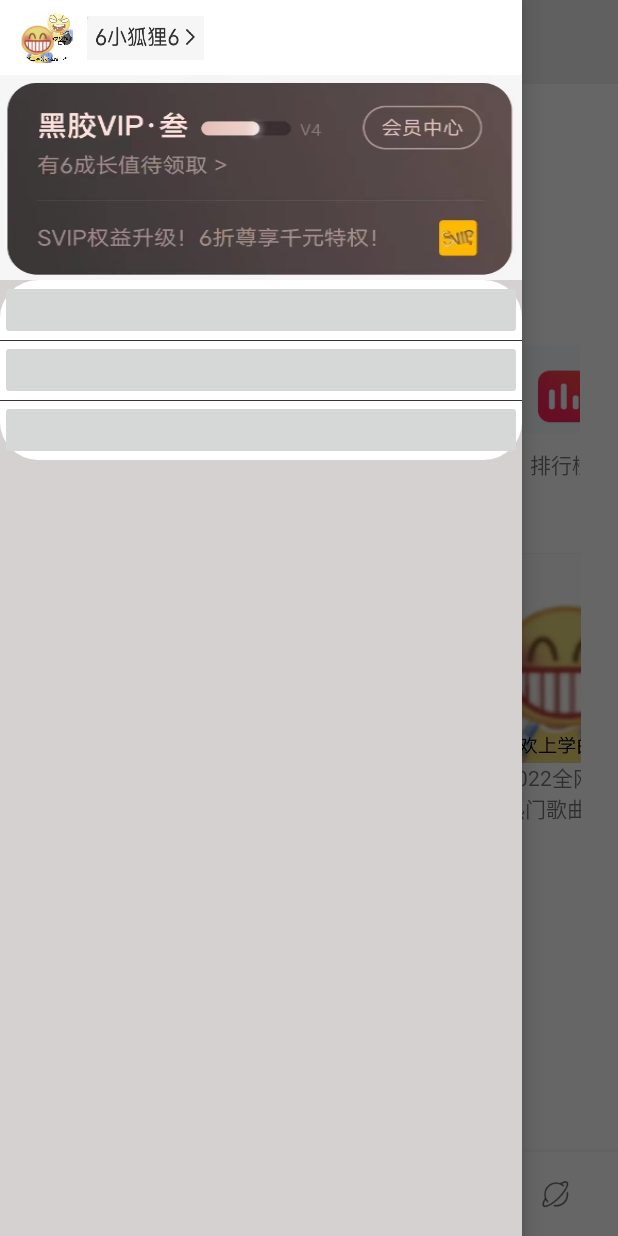
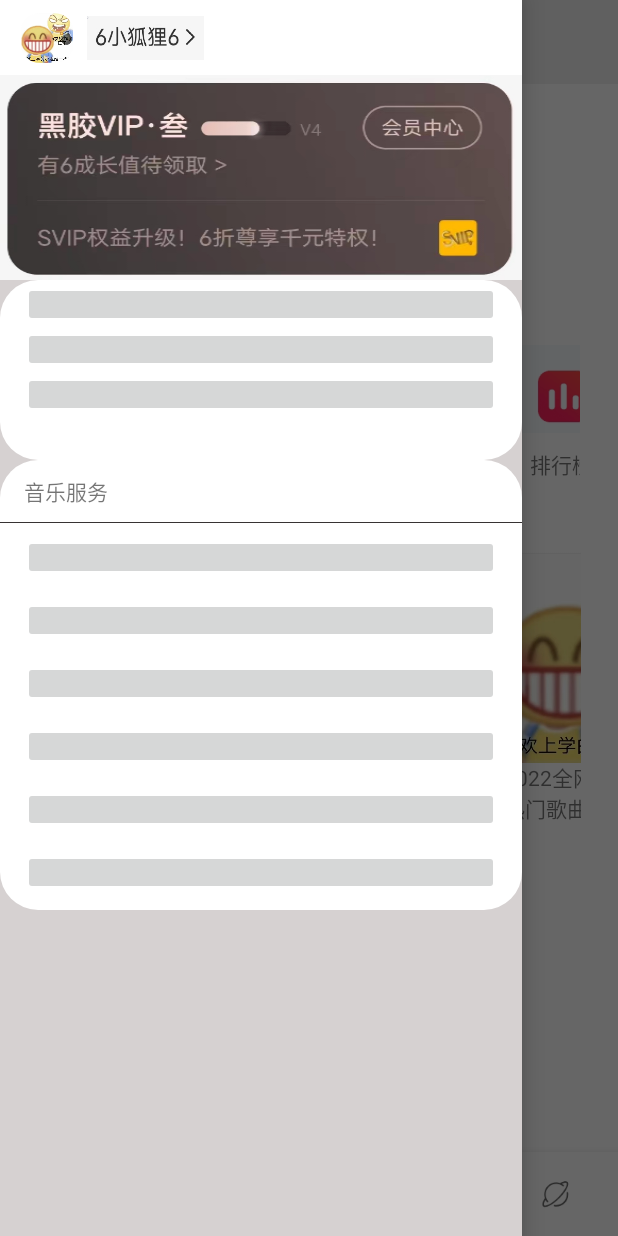
Before and after one commit to Mike-Shake/imitative_music, an Android app: the screen it shows after launch (MainActivity), with the side drawer open, on a phone screen of 412 x 824 dp. Run offline under Robolectric (Android 15) with nearby library versions, the phone set to English and light mode, and no system bars; our stand-ins replace CircleImageView, navigation-ui; libraries missing offline, so code that uses them is left out: com.youth.banner; 5 statements that could not run were skipped.

Commit message:
侧滑栏的添加

```diff
--- a/app/src/main/res/layout/drawer_third.xml
+++ b/app/src/main/res/layout/drawer_third.xml
@@ -3,7 +3,7 @@
     xmlns:app="http://schemas.android.com/apk/res-auto"
     xmlns:tools="http://schemas.android.com/tools"
     android:layout_width="match_parent"
-    android:layout_height="@dimen/dp_120"
+    android:layout_height="@dimen/dp_100"
     android:background="@drawable/round_background">
 
 
@@ -11,6 +11,8 @@
         android:id="@+id/drawer_third_2"
         android:layout_width="match_parent"
         android:layout_height="40dp"
+        android:layout_marginStart="15dp"
+        android:layout_marginEnd="15dp"
         app:layout_constraintEnd_toEndOf="parent"
         app:layout_constraintHorizontal_bias="0.0"
         app:layout_constraintStart_toStartOf="parent"
@@ -20,6 +22,8 @@
         android:id="@+id/drawer_third_3"
         android:layout_width="match_parent"
         android:layout_height="40dp"
+        android:layout_marginStart="15dp"
+        android:layout_marginEnd="15dp"
         app:layout_constraintEnd_toEndOf="parent"
         app:layout_constraintHorizontal_bias="0.0"
         app:layout_constraintStart_toStartOf="parent"
@@ -29,6 +33,9 @@
         android:id="@+id/drawer_third_1"
         android:layout_width="match_parent"
         android:layout_height="40dp"
+        android:layout_marginStart="15dp"
+        android:layout_marginTop="1dp"
+        android:layout_marginEnd="15dp"
         app:layout_constraintEnd_toEndOf="parent"
         app:layout_constraintHorizontal_bias="0.0"
         app:layout_constraintStart_toStartOf="parent"
--- a/app/src/main/res/layout/drawmenufragment.xml
+++ b/app/src/main/res/layout/drawmenufragment.xml
@@ -35,158 +35,154 @@
             <!--                app:layout_constraintStart_toStartOf="parent"-->
             <!--                tools:layout_editor_absoluteY="0dp" />-->
             <androidx.constraintlayout.widget.ConstraintLayout
-                android:id="@+id/drawer_third"
+                android:id="@+id/drawer_third_zhu"
+                app:layout_constraintTop_toBottomOf="@+id/drawer_vip"
                 android:layout_width="match_parent"
                 android:layout_height="@dimen/dp_120"
-                android:background="@drawable/round_background"
-                app:layout_constraintTop_toBottomOf="@+id/drawer_vip">
+                android:background="@drawable/round_background">
 
 
                 <androidx.constraintlayout.utils.widget.ImageFilterButton
                     android:id="@+id/drawer_third_2"
                     android:layout_width="match_parent"
-                    android:layout_height="40dp"
+                    android:layout_height="30dp"
+                    android:layout_marginStart="15dp"
+                    android:layout_marginEnd="15dp"
                     app:layout_constraintEnd_toEndOf="parent"
                     app:layout_constraintHorizontal_bias="0.0"
                     app:layout_constraintStart_toStartOf="parent"
                     app:layout_constraintTop_toBottomOf="@+id/drawer_third_3" />
 
-                <ImageView
-                    android:layout_width="match_parent"
-                    android:layout_height="0.5dp"
-                    android:layout_marginTop="16dp"
-                    android:background="#373333"
-                    app:layout_constraintBottom_toTopOf="@id/drawer_third_2"
-                    app:layout_constraintTop_toBottomOf="@+id/drawer_third_3" />
-
                 <androidx.constraintlayout.utils.widget.ImageFilterButton
                     android:id="@+id/drawer_third_3"
                     android:layout_width="match_parent"
-                    android:layout_height="40dp"
+                    android:layout_height="30dp"
+                    android:layout_marginStart="15dp"
+                    android:layout_marginEnd="15dp"
                     app:layout_constraintEnd_toEndOf="parent"
                     app:layout_constraintHorizontal_bias="0.0"
                     app:layout_constraintStart_toStartOf="parent"
                     app:layout_constraintTop_toBottomOf="@+id/drawer_third_1" />
 
-                <ImageView
-                    android:layout_width="match_parent"
-                    android:layout_height="0.5dp"
-                    android:background="#373333"
-                    app:layout_constraintBottom_toTopOf="@id/drawer_third_3"
-                    app:layout_constraintTop_toBottomOf="@+id/drawer_third_1" />
-
                 <androidx.constraintlayout.utils.widget.ImageFilterButton
                     android:id="@+id/drawer_third_1"
                     android:layout_width="match_parent"
-                    android:layout_height="40dp"
+                    android:layout_height="30dp"
+                    android:layout_marginStart="15dp"
+                    android:layout_marginTop="1dp"
+                    android:layout_marginEnd="15dp"
                     app:layout_constraintEnd_toEndOf="parent"
                     app:layout_constraintHorizontal_bias="0.0"
                     app:layout_constraintStart_toStartOf="parent"
                     app:layout_constraintTop_toTopOf="parent" />
-            </androidx.constraintlayout.widget.ConstraintLayout>
 
 
             </androidx.constraintlayout.widget.ConstraintLayout>
 
-        <!--        <androidx.constraintlayout.widget.ConstraintLayout -->
-        <!--            android:id="@+id/drawer_music_service"-->
-        <!--            android:layout_width="match_parent"-->
-        <!--            android:layout_height="@dimen/dp_300"-->
-        <!--            android:background="@drawable/round_background"-->
-        <!--            >-->
+            <androidx.constraintlayout.widget.ConstraintLayout
+                android:id="@+id/drawer_music_service_zhu"
+                android:layout_width="match_parent"
+                android:layout_height="@dimen/dp_300"
+                android:background="@drawable/round_background"
+                app:layout_constraintEnd_toEndOf="parent"
+                app:layout_constraintStart_toStartOf="parent"
+                app:layout_constraintTop_toBottomOf="@id/drawer_third_zhu">
 
-        <!--            <TextView-->
-        <!--                android:id="@+id/music_service_textview"-->
-        <!--                android:layout_width="wrap_content"-->
-        <!--                android:layout_height="wrap_content"-->
-        <!--                android:layout_marginStart="16dp"-->
-        <!--                android:layout_marginTop="10dp"-->
-        <!--                android:text="音乐服务"-->
-        <!--                app:layout_constraintStart_toStartOf="parent"-->
-        <!--                app:layout_constraintTop_toTopOf="parent" />-->
+                <TextView
+                    android:id="@+id/music_service_textview"
+                    android:layout_width="wrap_content"
+                    android:layout_height="wrap_content"
+                    android:layout_marginStart="16dp"
+                    android:layout_marginTop="10dp"
+                    android:text="音乐服务"
+                    app:layout_constraintStart_toStartOf="parent"
+                    app:layout_constraintTop_toTopOf="parent" />
 
 
-        <!--            <ImageView-->
-        <!--                android:id="@+id/fengexian"-->
-        <!--                android:layout_width="match_parent"-->
-        <!--                android:layout_height="0.5dp"-->
-        <!--                android:layout_marginTop="10dp"-->
-        <!--                android:background="#373333"-->
-        <!--                app:layout_constraintTop_toBottomOf="@+id/music_service_textview" />-->
+                <ImageView
+                    android:id="@+id/fengexian"
+                    android:layout_width="match_parent"
+                    android:layout_height="0.5dp"
+                    android:layout_marginTop="10dp"
+                    android:background="#373333"
+                    app:layout_constraintTop_toBottomOf="@+id/music_service_textview" />
 
-        <!--            <androidx.constraintlayout.utils.widget.ImageFilterView-->
-        <!--                android:id="@+id/imageFilterView_1"-->
-        <!--                android:layout_width="match_parent"-->
-        <!--                android:layout_height="@dimen/dp_30"-->
-        <!--                android:layout_marginStart="15dp"-->
-        <!--                android:layout_marginTop="8dp"-->
-        <!--                android:layout_marginEnd="15dp"-->
-        <!--                app:layout_constraintEnd_toEndOf="parent"-->
-        <!--                app:layout_constraintStart_toStartOf="parent"-->
-        <!--                app:layout_constraintTop_toBottomOf="@+id/fengexian" />-->
+                <androidx.constraintlayout.utils.widget.ImageFilterButton
+                    android:id="@+id/imageFilterView_1"
+                    android:layout_width="match_parent"
+                    android:layout_height="@dimen/dp_30"
+                    android:layout_marginStart="15dp"
+                    android:layout_marginTop="8dp"
+                    android:layout_marginEnd="15dp"
+                    app:layout_constraintEnd_toEndOf="parent"
+                    app:layout_constraintStart_toStartOf="parent"
+                    app:layout_constraintTop_toBottomOf="@+id/fengexian" />
 
 
-        <!--            <androidx.constraintlayout.utils.widget.ImageFilterView-->
-        <!--                android:id="@+id/imageFilterView_2"-->
-        <!--                android:layout_width="match_parent"-->
-        <!--                android:layout_height="@dimen/dp_30"-->
-        <!--                android:layout_marginStart="15dp"-->
-        <!--                android:layout_marginTop="12dp"-->
-        <!--                android:layout_marginEnd="15dp"-->
-        <!--                app:layout_constraintEnd_toEndOf="parent"-->
-        <!--                app:layout_constraintHorizontal_bias="0.0"-->
-        <!--                app:layout_constraintStart_toStartOf="parent"-->
-        <!--                app:layout_constraintTop_toBottomOf="@+id/imageFilterView_1" />-->
+                <androidx.constraintlayout.utils.widget.ImageFilterButton
+                    android:id="@+id/imageFilterView_2"
+                    android:layout_width="match_parent"
+                    android:layout_height="@dimen/dp_30"
+                    android:layout_marginStart="15dp"
+                    android:layout_marginTop="12dp"
+                    android:layout_marginEnd="15dp"
+                    app:layout_constraintEnd_toEndOf="parent"
+                    app:layout_constraintHorizontal_bias="0.0"
+                    app:layout_constraintStart_toStartOf="parent"
+                    app:layout_constraintTop_toBottomOf="@+id/imageFilterView_1" />
 
-        <!--            <androidx.constraintlayout.utils.widget.ImageFilterView-->
-        <!--                android:id="@+id/imageFilterView_3"-->
-        <!--                android:layout_width="match_parent"-->
-        <!--                android:layout_height="@dimen/dp_30"-->
-        <!--                android:layout_marginStart="15dp"-->
-        <!--                android:layout_marginTop="12dp"-->
-        <!--                android:layout_marginEnd="15dp"-->
-        <!--                app:layout_constraintEnd_toEndOf="parent"-->
-        <!--                app:layout_constraintHorizontal_bias="0.0"-->
-        <!--                app:layout_constraintStart_toStartOf="parent"-->
-        <!--                app:layout_constraintTop_toBottomOf="@+id/imageFilterView_2" />-->
+                <androidx.constraintlayout.utils.widget.ImageFilterButton
+                    android:id="@+id/imageFilterView_3"
+                    android:layout_width="match_parent"
+                    android:layout_height="@dimen/dp_30"
+                    android:layout_marginStart="15dp"
+                    android:layout_marginTop="12dp"
+                    android:layout_marginEnd="15dp"
+                    app:layout_constraintEnd_toEndOf="parent"
+                    app:layout_constraintHorizontal_bias="0.0"
+                    app:layout_constraintStart_toStartOf="parent"
+                    app:layout_constraintTop_toBottomOf="@+id/imageFilterView_2" />
 
-        <!--            <androidx.constraintlayout.utils.widget.ImageFilterView-->
-        <!--                android:id="@+id/imageFilterView_4"-->
-        <!--                android:layout_width="match_parent"-->
-        <!--                android:layout_height="@dimen/dp_30"-->
-        <!--                android:layout_marginStart="15dp"-->
-        <!--                android:layout_marginTop="12dp"-->
-        <!--                android:layout_marginEnd="15dp"-->
-        <!--                app:layout_constraintEnd_toEndOf="parent"-->
-        <!--                app:layout_constraintHorizontal_bias="0.0"-->
-        <!--                app:layout_constraintStart_toStartOf="parent"-->
-        <!--                app:layout_constraintTop_toBottomOf="@+id/imageFilterView_3" />-->
+                <androidx.constraintlayout.utils.widget.ImageFilterButton
+                    android:id="@+id/imageFilterView_4"
+                    android:layout_width="match_parent"
+                    android:layout_height="@dimen/dp_30"
+                    android:layout_marginStart="15dp"
+                    android:layout_marginTop="12dp"
+                    android:layout_marginEnd="15dp"
+                    app:layout_constraintEnd_toEndOf="parent"
+                    app:layout_constraintHorizontal_bias="0.0"
+                    app:layout_constraintStart_toStartOf="parent"
+                    app:layout_constraintTop_toBottomOf="@+id/imageFilterView_3" />
 
-        <!--            <androidx.constraintlayout.utils.widget.ImageFilterView-->
-        <!--                android:id="@+id/imageFilterView_5"-->
-        <!--                android:layout_width="match_parent"-->
-        <!--                android:layout_height="@dimen/dp_30"-->
-        <!--                android:layout_marginStart="15dp"-->
-        <!--                android:layout_marginTop="12dp"-->
-        <!--                android:layout_marginEnd="15dp"-->
-        <!--                app:layout_constraintEnd_toEndOf="parent"-->
-        <!--                app:layout_constraintHorizontal_bias="0.0"-->
-        <!--                app:layout_constraintStart_toStartOf="parent"-->
-        <!--                app:layout_constraintTop_toBottomOf="@+id/imageFilterView_4" />-->
+                <androidx.constraintlayout.utils.widget.ImageFilterButton
+                    android:id="@+id/imageFilterView_5"
+                    android:layout_width="match_parent"
+                    android:layout_height="@dimen/dp_30"
+                    android:layout_marginStart="15dp"
+                    android:layout_marginTop="12dp"
+                    android:layout_marginEnd="15dp"
+                    app:layout_constraintEnd_toEndOf="parent"
+                    app:layout_constraintHorizontal_bias="0.0"
+                    app:layout_constraintStart_toStartOf="parent"
+                    app:layout_constraintTop_toBottomOf="@+id/imageFilterView_4" />
 
-        <!--            <androidx.constraintlayout.utils.widget.ImageFilterView-->
-        <!--                android:id="@+id/imageFilterView_6"-->
-        <!--                android:layout_width="match_parent"-->
-        <!--                android:layout_height="@dimen/dp_30"-->
-        <!--                android:layout_marginStart="15dp"-->
-        <!--                android:layout_marginTop="12dp"-->
-        <!--                android:layout_marginEnd="15dp"-->
-        <!--                app:layout_constraintEnd_toEndOf="parent"-->
-        <!--                app:layout_constraintHorizontal_bias="0.0"-->
-        <!--                app:layout_constraintStart_toStartOf="parent"-->
-        <!--                app:layout_constraintTop_toBottomOf="@+id/imageFilterView_5" />-->
-        <!--        </androidx.constraintlayout.widget.ConstraintLayout>-->
+                <androidx.constraintlayout.utils.widget.ImageFilterButton
+                    android:id="@+id/imageFilterView_6"
+                    android:layout_width="match_parent"
+                    android:layout_height="@dimen/dp_30"
+                    android:layout_marginStart="15dp"
+                    android:layout_marginTop="12dp"
+                    android:layout_marginEnd="15dp"
+                    app:layout_constraintEnd_toEndOf="parent"
+                    app:layout_constraintHorizontal_bias="0.0"
+                    app:layout_constraintStart_toStartOf="parent"
+                    app:layout_constraintTop_toBottomOf="@+id/imageFilterView_5" />
+            </androidx.constraintlayout.widget.ConstraintLayout>
 
+
+
+        </androidx.constraintlayout.widget.ConstraintLayout>
     </ScrollView>
 
 
```
Lines whose indentation alone changed are shown as unchanged.
